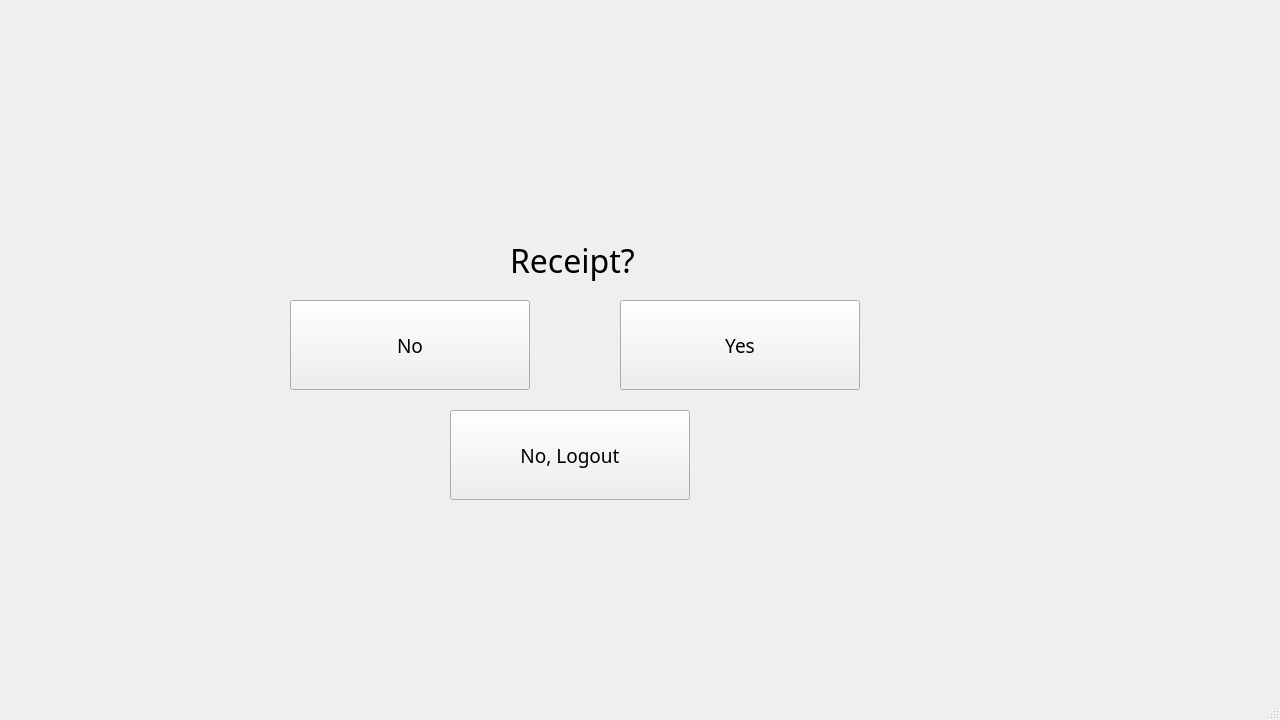
Old version of the form frontend/askforreceipt.ui in the repository t1rate01/ATM_groupproject.
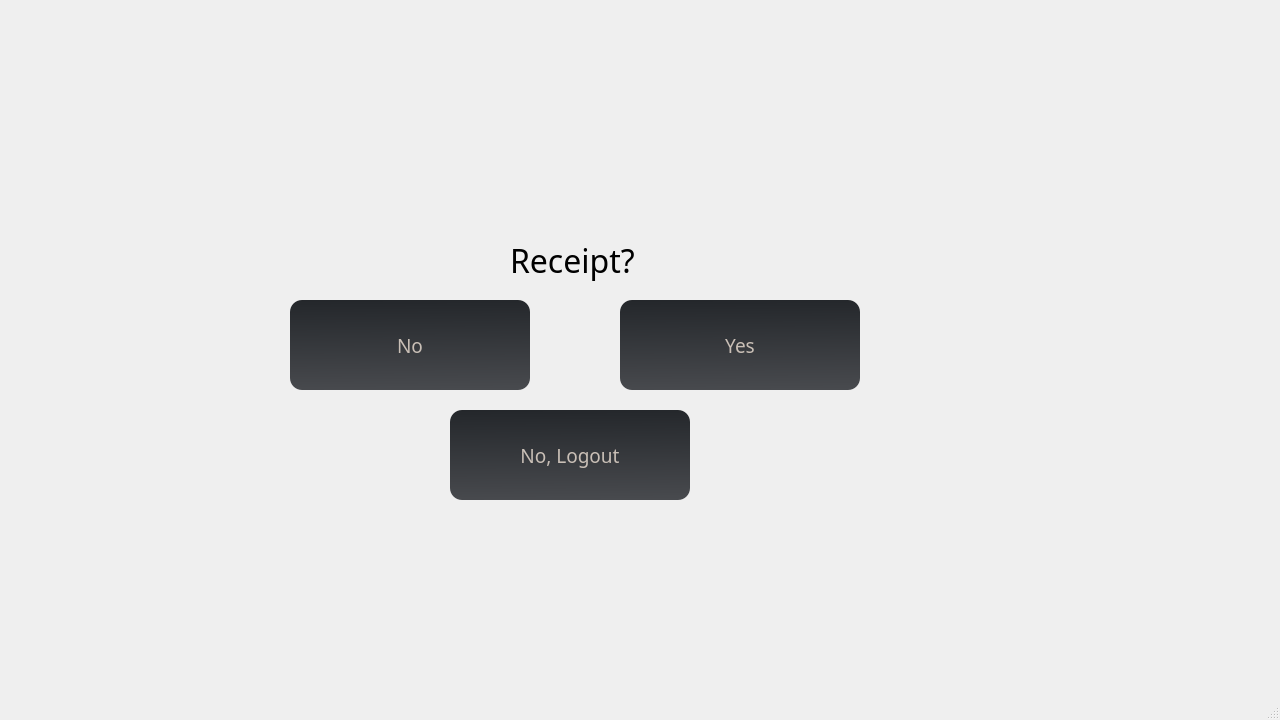
New version of the form.

The edit to the form file:
```diff
--- a/frontend/askforreceipt.ui
+++ b/frontend/askforreceipt.ui
@@ -31,6 +31,11 @@
   <property name="windowTitle">
    <string>MainWindow</string>
   </property>
+  <property name="styleSheet">
+   <string notr="true">background-color: qlineargradient(spread:pad, x1:0.46, y1:0, x2:0.472, y2:1, stop:0 rgba(0, 20, 15, 255), stop:1 rgba(17, 73, 74, 255));
+color: #c9bfb6;
+QLabel{background-color: transparent;}</string>
+  </property>
   <widget class="QWidget" name="centralwidget">
    <widget class="QLabel" name="label">
     <property name="geometry">
@@ -47,6 +52,9 @@
       <pointsize>24</pointsize>
      </font>
     </property>
+    <property name="styleSheet">
+     <string notr="true">background-color: transparent;</string>
+    </property>
     <property name="text">
      <string>Receipt?</string>
     </property>
@@ -72,6 +80,13 @@
       <pointsize>14</pointsize>
      </font>
     </property>
+    <property name="styleSheet">
+     <string notr="true">background-color: qlineargradient(spread:pad, x1:0.494, y1:0, x2:0.517, y2:1, stop:0 rgba(36, 39, 43, 255), stop:1 rgba(72, 74, 78, 255));
+border:0px solid black;
+border-radius: 12px;
+color: #c9bfb6;
+font-size: 14;</string>
+    </property>
     <property name="text">
      <string>No</string>
     </property>
@@ -97,6 +112,13 @@
       <pointsize>14</pointsize>
      </font>
     </property>
+    <property name="styleSheet">
+     <string notr="true">background-color: qlineargradient(spread:pad, x1:0.494, y1:0, x2:0.517, y2:1, stop:0 rgba(36, 39, 43, 255), stop:1 rgba(72, 74, 78, 255));
+border:0px solid black;
+border-radius: 12px;
+color: #c9bfb6;
+font-size: 14;</string>
+    </property>
     <property name="text">
      <string>Yes</string>
     </property>
@@ -122,6 +144,13 @@
       <pointsize>14</pointsize>
      </font>
     </property>
+    <property name="styleSheet">
+     <string notr="true">background-color: qlineargradient(spread:pad, x1:0.494, y1:0, x2:0.517, y2:1, stop:0 rgba(36, 39, 43, 255), stop:1 rgba(72, 74, 78, 255));
+border:0px solid black;
+border-radius: 12px;
+color: #c9bfb6;
+font-size: 14;</string>
+    </property>
     <property name="text">
      <string>No, Logout</string>
     </property>
```
